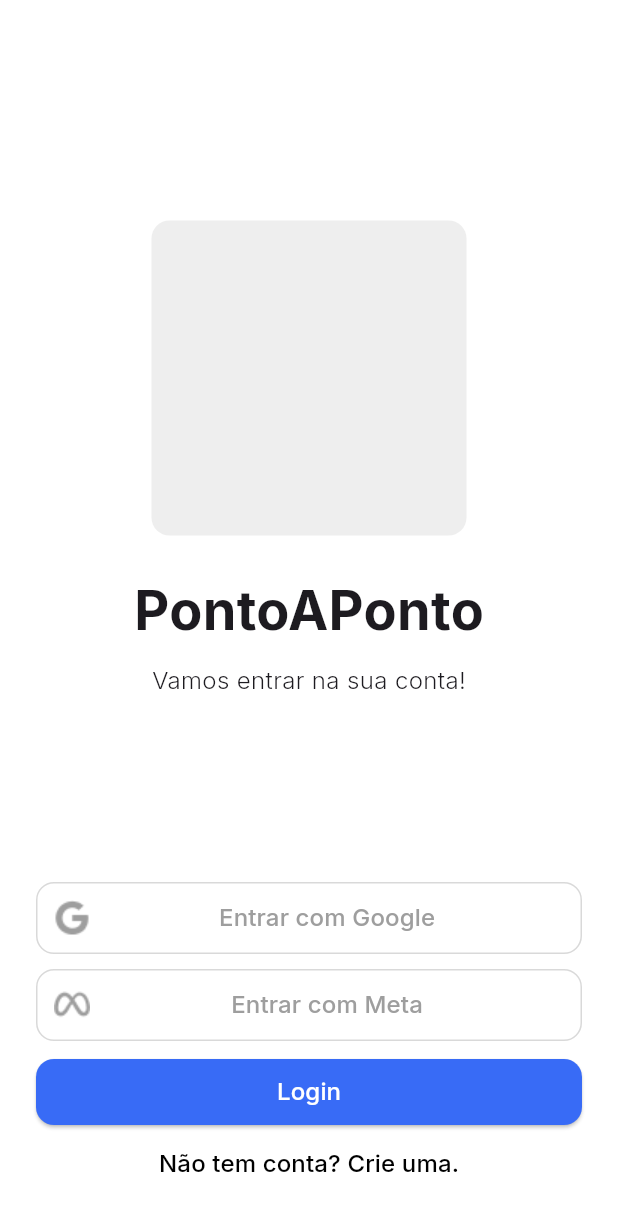
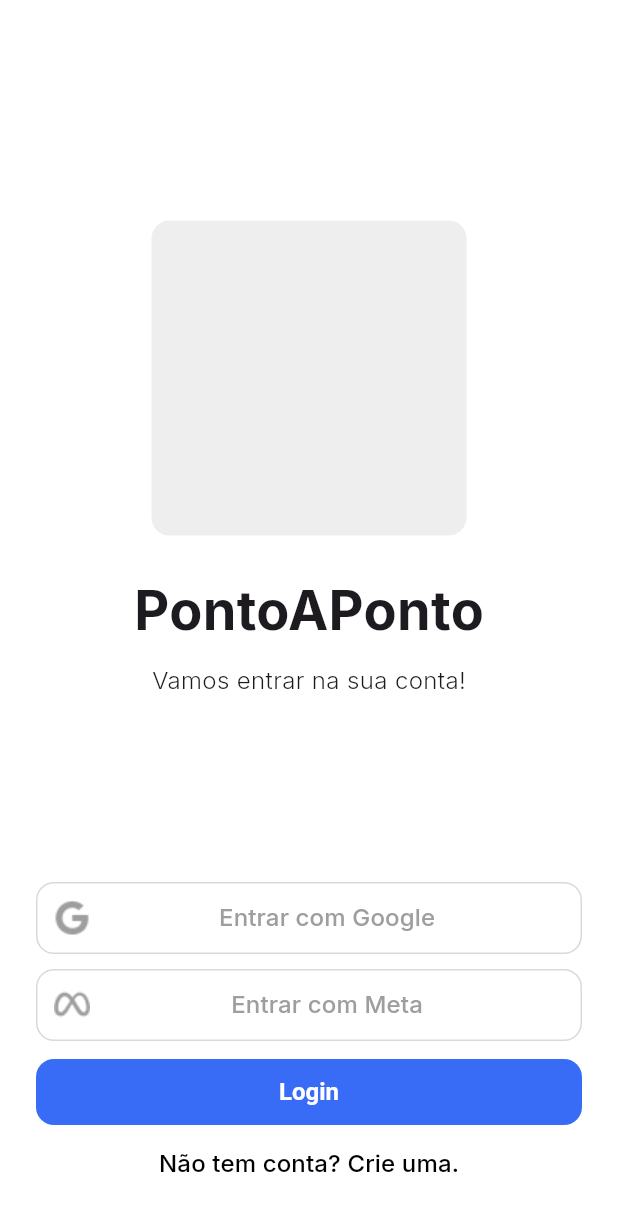
Before and after one commit to LosSantosBoys/PontoAPonto, a Flutter app: the screen it shows after launch, on a phone screen of 412 x 824 dp. Shown: the top 1211 px of the screen. Run offline on Flutter 3.47's test engine with Material 3 defaults, Android fonts, the phone set to English and light mode, and no system bars; our stand-ins replace cached_network_image, dio, flutter_dotenv, flutter_secure_storage, geocoding, geolocator and 5 more; missing offline and left inert: flutter_settings_ui; accounts and stored records are empty.

Commit message:
adiciona theme colors

```diff
--- a/lib/main.dart
+++ b/lib/main.dart
@@ -1,6 +1,7 @@
 import 'package:flutter/material.dart';
 import 'package:flutter_dotenv/flutter_dotenv.dart';
 import 'package:google_fonts/google_fonts.dart';
+import 'package:pontoaponto/core/const.dart';
 import 'package:pontoaponto/core/services/auth_service.dart';
 import 'package:pontoaponto/features/auth/pages/forgot_password_page.dart';
 import 'package:pontoaponto/features/auth/pages/login_page.dart';
@@ -29,11 +30,11 @@ class MyApp extends StatelessWidget {
   Widget build(BuildContext context) {
     return MaterialApp(
       theme: ThemeData(
-        primaryColor: const Color(0xFF3755C1),
-        primaryColorLight: const Color(0xFF3755C1),
+        primaryColor: ThemeColors.primaryDarkest,
+        primaryColorLight: ThemeColors.primaryDark,
         textButtonTheme: TextButtonThemeData(
           style: TextButton.styleFrom(
-            foregroundColor: const Color(0XFF3755C1),
+            foregroundColor: ThemeColors.primaryDarkest,
           ),
         ),
         appBarTheme: const AppBarTheme(
@@ -44,10 +45,26 @@ class MyApp extends StatelessWidget {
             ),
             titleSpacing: 24,
             backgroundColor: Colors.white,
-          elevation: 0
-        ),
+            elevation: 0),
         textTheme: GoogleFonts.interTextTheme(
           Theme.of(context).textTheme,
+        ),
+        elevatedButtonTheme: ElevatedButtonThemeData(
+          style: ElevatedButton.styleFrom(
+            backgroundColor: ThemeColors.primaryDarkest,
+            elevation: 0,
+            shape: RoundedRectangleBorder(
+              borderRadius: BorderRadius.circular(8),
+              side: BorderSide.none,
+            ),
+            textStyle: const TextStyle(
+              color: ThemeColors.neutralLightLightest,
+              fontWeight: FontWeight.w600,
+            ),
+            foregroundColor: ThemeColors.neutralLightLightest,
+            disabledForegroundColor: ThemeColors.neutralLightDarkest,
+            disabledBackgroundColor: ThemeColors.neutralLightMedium,
+          ),
         ),
         fontFamily: GoogleFonts.inter().fontFamily,
         snackBarTheme: const SnackBarThemeData(
@@ -55,8 +72,13 @@ class MyApp extends StatelessWidget {
           contentTextStyle: TextStyle(color: Color(0xFF1F2024)),
         ),
         inputDecorationTheme: InputDecorationTheme(
-          fillColor: const Color(0xFFFAFAFA),
+          fillColor: ThemeColors.neutralLightLight,
           filled: true,
+          hintStyle: const TextStyle(
+            color: ThemeColors.neutralDarkLightest,
+            fontWeight: FontWeight.w300,
+            fontSize: 13,
+          ),
           contentPadding: const EdgeInsets.symmetric(horizontal: 10),
           border: OutlineInputBorder(
             borderRadius: BorderRadius.circular(8),
@@ -69,30 +91,30 @@ class MyApp extends StatelessWidget {
           focusedBorder: OutlineInputBorder(
             borderRadius: BorderRadius.circular(8),
             borderSide: const BorderSide(
-              color: Color(0XFF8395d6),
+              color: ThemeColors.primaryLightest,
               width: 2,
             ),
           ),
           focusedErrorBorder: OutlineInputBorder(
             borderRadius: BorderRadius.circular(8),
             borderSide: const BorderSide(
-              color: Color(0XFFFFADB9),
+              color: ThemeColors.errorMedium,
               width: 2,
             ),
           ),
           disabledBorder: OutlineInputBorder(
             borderRadius: BorderRadius.circular(8),
             borderSide: const BorderSide(
-              color: Color(0xFFC7C7CA),
+              color: ThemeColors.neutralLightDarkest,
             ),
           ),
           errorStyle: const TextStyle(
-            color: Color(0XFFE30000),
+            color: ThemeColors.errorDarkest,
           ),
           errorBorder: OutlineInputBorder(
             borderRadius: BorderRadius.circular(8),
             borderSide: const BorderSide(
-              color: Color(0XFFE30000),
+              color: ThemeColors.errorDarkest,
             ),
           ),
         ),
```
Lines whose indentation alone changed are shown as unchanged.
